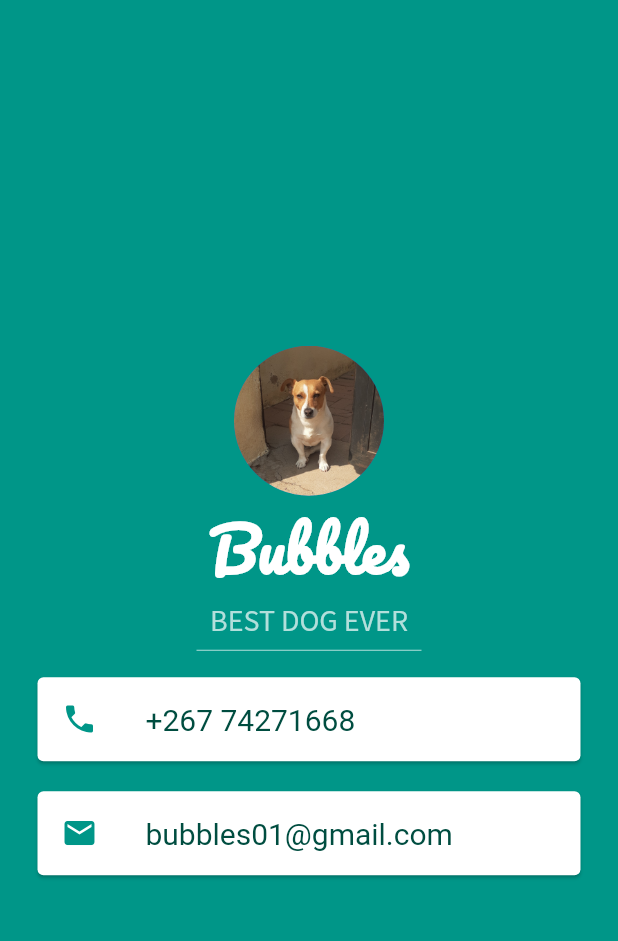
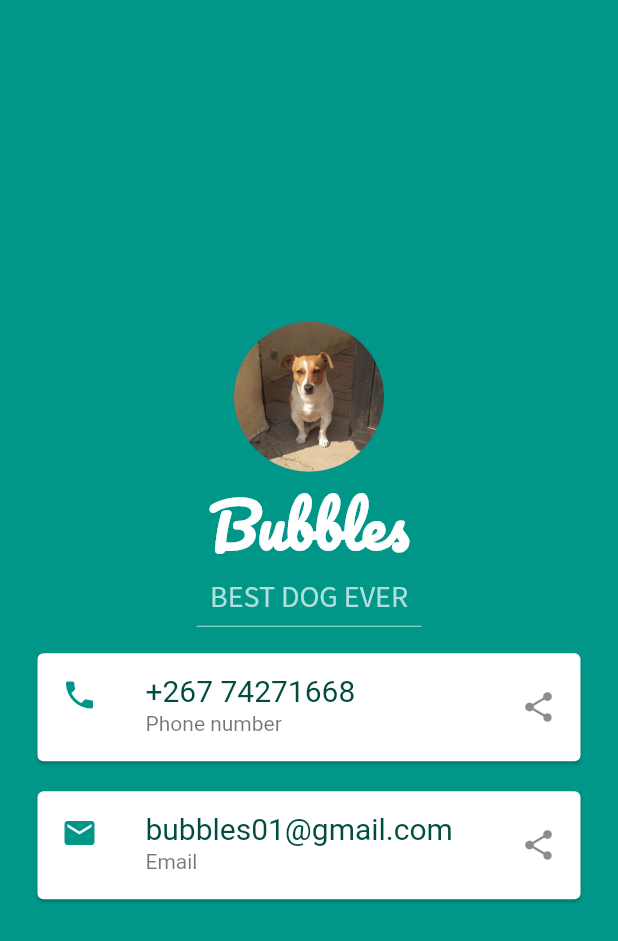
Before and after one commit to TshephangMogotsi/mi_card, a Flutter app: the screen it shows after launch, on a phone screen of 412 x 824 dp. Shown: the top 941 px of the screen. Run offline on Flutter 3.47's test engine with Material 2 defaults, Android fonts, the phone set to English and light mode, and no system bars.

Commit message:
added subtitle and trailing icon to ListTile

```diff
--- a/lib/main.dart
+++ b/lib/main.dart
@@ -14,9 +14,7 @@ class MyApp extends StatelessWidget {
       home: Scaffold(
         backgroundColor: Colors.teal,
         body: SafeArea(
-          child: Column(
-            mainAxisAlignment: MainAxisAlignment.center,
-          children: [
+          child: Column(mainAxisAlignment: MainAxisAlignment.center, children: [
             const CircleAvatar(
               radius: 50.0,
               backgroundImage: AssetImage("images/best-doggo.jpg"),
@@ -45,8 +43,8 @@ class MyApp extends StatelessWidget {
             ),
             Card(
               color: Colors.white,
-          margin: const EdgeInsets.symmetric(
-              vertical: 10.0, horizontal: 25.0),
+              margin:
+                  const EdgeInsets.symmetric(vertical: 10.0, horizontal: 25.0),
               child: ListTile(
                 leading: const Icon(
                   Icons.phone,
@@ -59,12 +57,16 @@ class MyApp extends StatelessWidget {
                     color: Colors.teal.shade900,
                   ),
                 ),
+                subtitle: const Text(
+                  'Phone number',
+                ),
+                trailing: const Icon(Icons.share),
               ),
             ),
             Card(
               color: Colors.white,
-          margin: const EdgeInsets.symmetric(
-              vertical: 10.0, horizontal: 25.0),
+              margin:
+                  const EdgeInsets.symmetric(vertical: 10.0, horizontal: 25.0),
               child: ListTile(
                 leading: const Icon(
                   Icons.email,
@@ -77,9 +79,14 @@ class MyApp extends StatelessWidget {
                     color: Colors.teal.shade900,
                   ),
                 ),
+                subtitle: const Text(
+                  "Email"
+                ),
+                trailing: const Icon(
+                  Icons.share
                 ),
               ),
-
+            ),
           ]),
         ),
       ),
```
Lines whose indentation alone changed are shown as unchanged.
